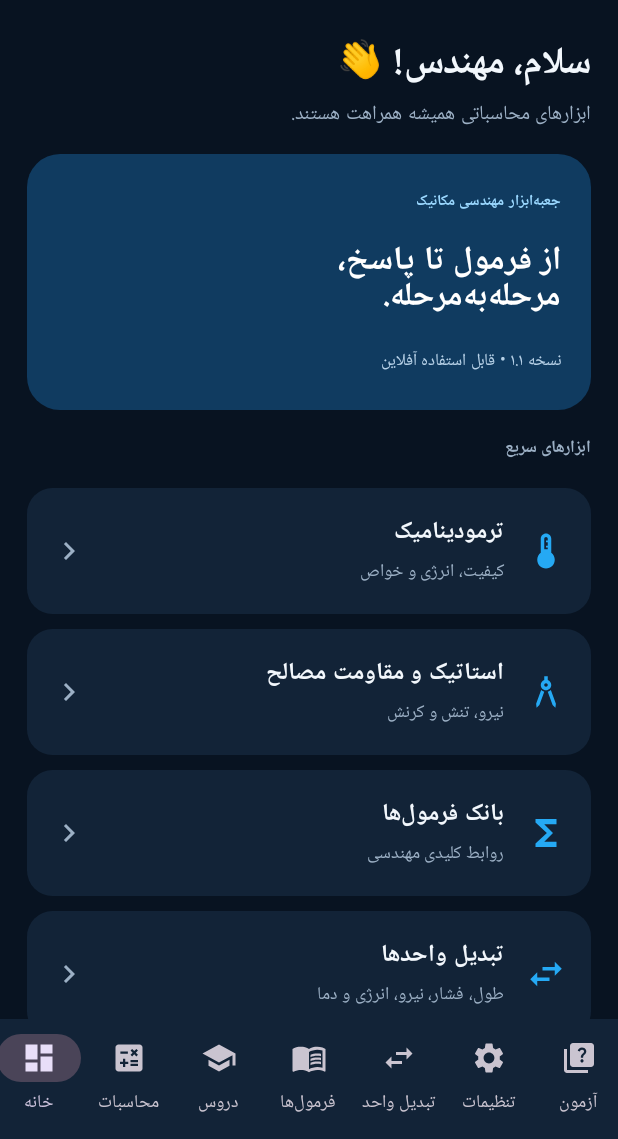
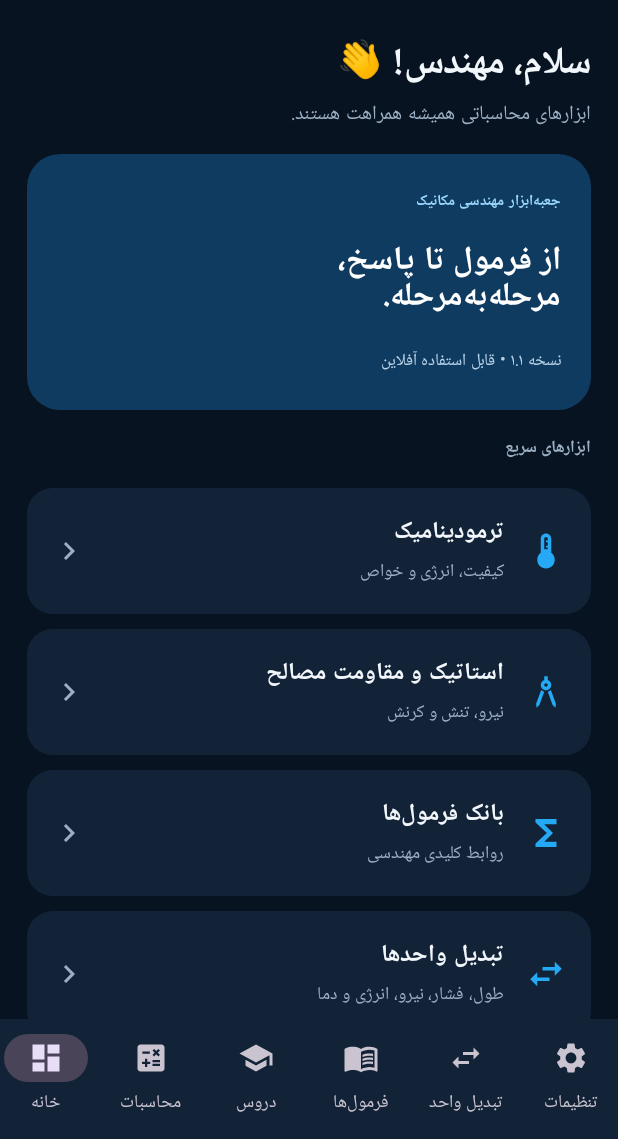
Before and after one commit to aria2004/MechOS, an Android app built with Jetpack Compose: the screen it shows after launch (MainActivity), on a phone screen of 412 x 824 dp, the part 97-1236 px from its top. Run offline under Robolectric (Android 15) with nearby library versions, the phone set to English and light mode, and no system bars.

Commit message:
Place practice mode in home tools

```diff
--- a/app/src/main/java/com/mechnos/app/MainActivity.kt
+++ b/app/src/main/java/com/mechnos/app/MainActivity.kt
@@ -56,7 +56,6 @@ fun MechOSApp() {
                 NavigationBarItem(selected=page==3,onClick={page=3},icon={Icon(Icons.Default.MenuBook,null)},label={Text(if(fa) "فرمول‌ها" else "Formulas")})
                 NavigationBarItem(selected=page==4,onClick={page=4},icon={Icon(Icons.Default.SwapHoriz,null)},label={Text(if(fa) "تبدیل واحد" else "Convert")})
                 NavigationBarItem(selected=page==5,onClick={page=5},icon={Icon(Icons.Default.Settings,null)},label={Text(if(fa) "تنظیمات" else "Settings")})
-                NavigationBarItem(selected=page==6,onClick={page=6},icon={Icon(Icons.Default.Quiz,null)},label={Text(if(fa) "آزمون" else "Practice")})
             }
         }) { padding ->
             CompositionLocalProvider(LocalLayoutDirection provides if(fa) LayoutDirection.Rtl else LayoutDirection.Ltr) {
@@ -114,6 +113,7 @@ fun HomePage(fa:Boolean, fg:Color, muted:Color, surface:Color, go:(Int)->Unit) {
                 ToolCard(Icons.Default.Architecture, if(fa) "استاتیک و مقاومت مصالح" else "Statics & Strength", if(fa) "نیرو، تنش و کرنش" else "Forces, stress & strain", surface, fg, muted) { go(2) }
                 ToolCard(Icons.Default.Functions, if(fa) "بانک فرمول‌ها" else "Formula Library", if(fa) "روابط کلیدی مهندسی" else "Essential engineering equations", surface, fg, muted) { go(3) }
                 ToolCard(Icons.Default.SwapHoriz, if(fa) "تبدیل واحدها" else "Unit Converter", if(fa) "طول، فشار، نیرو، انرژی و دما" else "Length, pressure, force, energy & temperature", surface, fg, muted) { go(4) }
+                ToolCard(Icons.Default.School, if(fa) "تمرین و آزمون" else "Practice & Quiz", if(fa) "مرور سؤال‌ها و سنجش میزان تسلط" else "Review questions and track confidence", surface, fg, muted) { go(6) }
             }
         }
     }
```
